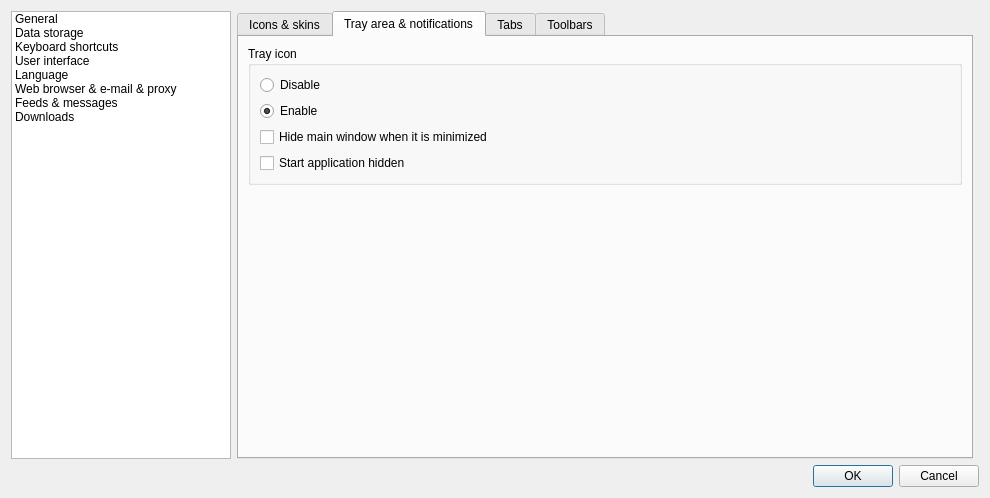
This is src/gui/dialogs/formsettings.ui in martinrotter/rssguard as Qt 5 draws it before an edit. The edited form follows.
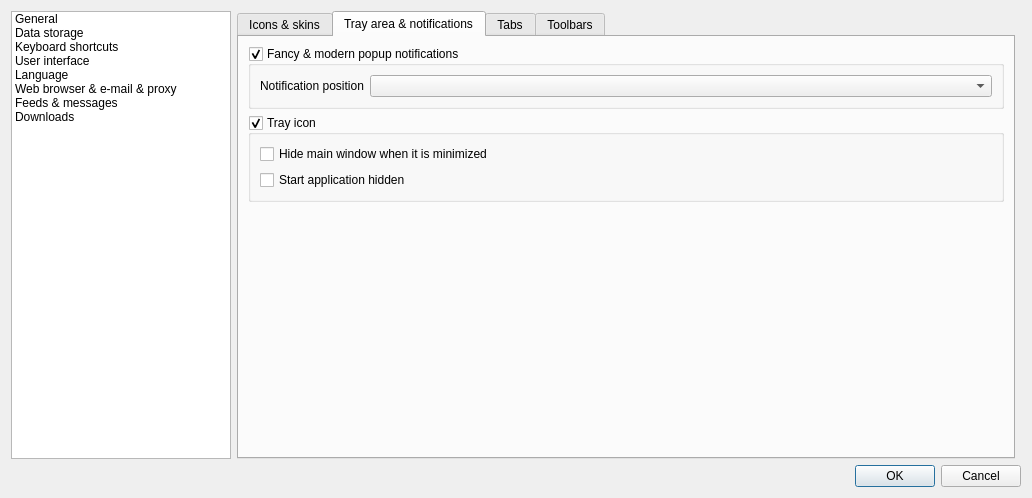
This is the edited form. The open tabs and pages were chosen to show the change. Custom widgets are drawn as their Qt base class.

```diff
--- a/src/gui/dialogs/formsettings.ui
+++ b/src/gui/dialogs/formsettings.ui
@@ -6,7 +6,7 @@
    <rect>
     <x>0</x>
     <y>0</y>
-    <width>990</width>
+    <width>1032</width>
     <height>498</height>
    </rect>
   </property>
@@ -608,46 +608,54 @@
            <string>Tray area &amp;&amp; notifications</string>
           </attribute>
           <layout class="QFormLayout" name="formLayout_3">
-           <item row="0" column="0" colspan="2">
+           <item row="1" column="0" colspan="2">
             <widget class="QGroupBox" name="m_grpTray">
              <property name="title">
               <string>Tray icon</string>
              </property>
+             <property name="checkable">
+              <bool>true</bool>
+             </property>
              <layout class="QFormLayout" name="formLayout_2">
               <property name="fieldGrowthPolicy">
                <enum>QFormLayout::ExpandingFieldsGrow</enum>
               </property>
-              <item row="0" column="0" colspan="2">
-               <widget class="QRadioButton" name="m_radioTrayOff">
-                <property name="text">
-                 <string>Disable</string>
-                </property>
-               </widget>
-              </item>
-              <item row="2" column="0">
+              <item row="0" column="0">
                <widget class="QCheckBox" name="m_checkHideWhenMinimized">
                 <property name="text">
                  <string>Hide main window when it is minimized</string>
                 </property>
                </widget>
               </item>
-              <item row="3" column="0" colspan="2">
+              <item row="1" column="0" colspan="2">
                <widget class="QCheckBox" name="m_checkHidden">
                 <property name="text">
                  <string>Start application hidden</string>
                 </property>
                </widget>
               </item>
-              <item row="1" column="0" colspan="2">
-               <widget class="QRadioButton" name="m_radioTrayOn">
+             </layout>
+            </widget>
+           </item>
+           <item row="0" column="0" colspan="2">
+            <widget class="QGroupBox" name="m_grpNotifications">
+             <property name="title">
+              <string>Fancy &amp;&amp; modern popup notifications</string>
+             </property>
+             <property name="checkable">
+              <bool>true</bool>
+             </property>
+             <layout class="QFormLayout" name="formLayout_23">
+              <item row="0" column="0">
+               <widget class="QLabel" name="m_lblNotificationPosition">
                 <property name="text">
-                 <string>Enable</string>
-                </property>
-                <property name="checked">
-                 <bool>true</bool>
+                 <string>Notification position</string>
                 </property>
                </widget>
               </item>
+              <item row="0" column="1">
+               <widget class="QComboBox" name="m_cmbNotificationPosition"/>
+              </item>
              </layout>
             </widget>
            </item>
```
Left out of the diff: 78 changed lines with no effect on the pictures.
